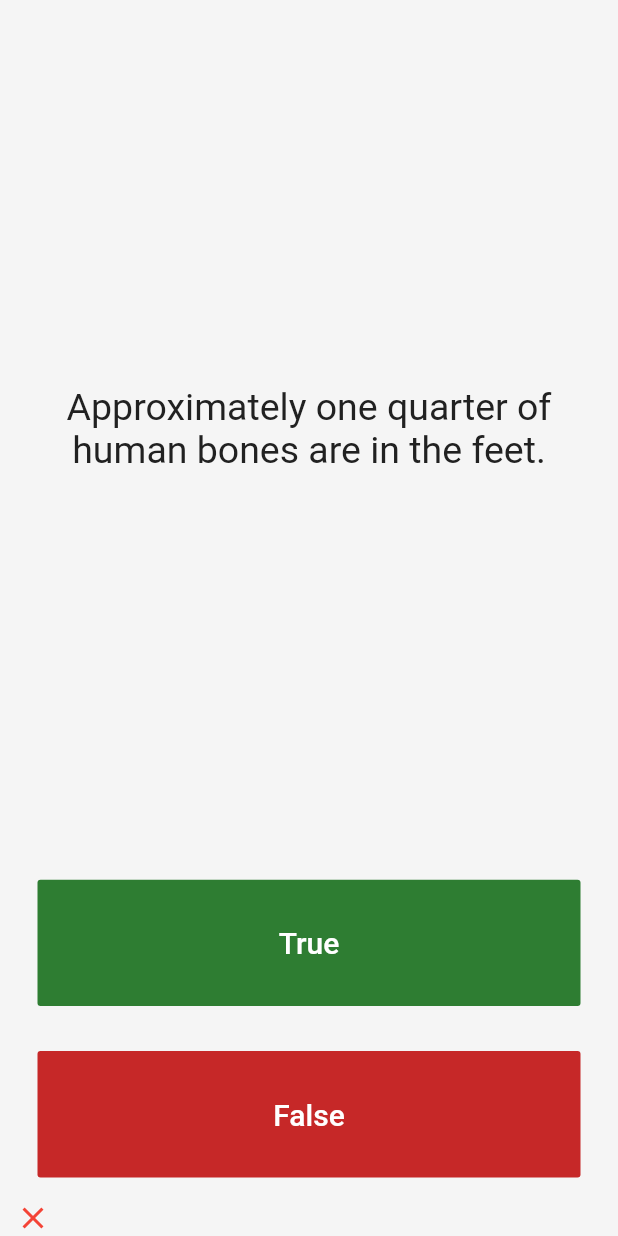
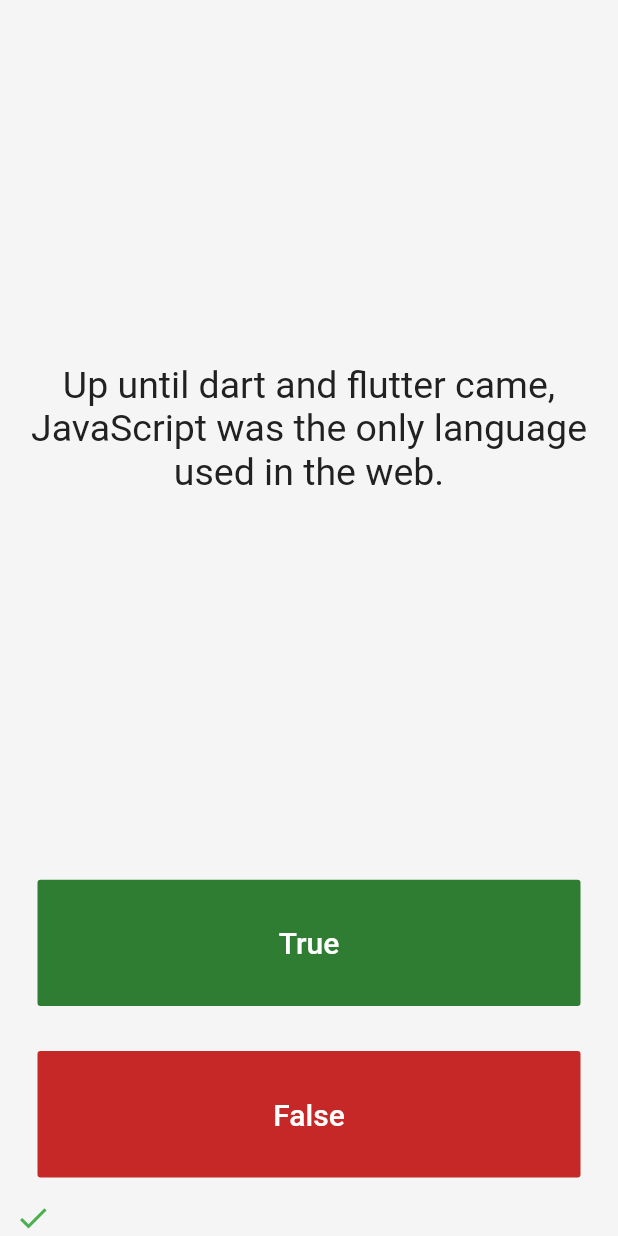
Before and after one commit to analubarreto/Quizzler, a Flutter app: the screen it shows after launch, after a tap on "True", on a phone screen of 412 x 824 dp. Run offline on Flutter 3.47's test engine with Material 2 defaults, Android fonts, the phone set to English and light mode, and no system bars.

Commit message:
created question object and added more questions

```diff
--- a/lib/main.dart
+++ b/lib/main.dart
@@ -1,4 +1,5 @@
 import 'package:flutter/material.dart';
+import 'question.dart';
 
 void main() {
   runApp(Quizzler());
@@ -29,19 +30,20 @@ class QuizPage extends StatefulWidget {
 }
 
 class _QuizPageState extends State<QuizPage> {
+  // Widgets
   Widget trueIcon = Icon(Icons.check, color: Colors.green);
   Widget falseIcon = Icon(Icons.close, color: Colors.red);
+
+  // Question list
   List<Widget> scoreKeeper = [];
-  List<String> questions = [
-    'You can lead a cow down stairs but not up stairs.',
-    'Approximately one quarter of human bones are in the feet.',
-    'A slug\'s blood is green.',
+  List<Question> questionBank = [
+     Question(q: 'JavaScript was invented in 1997.', a: true, wT: 'Actually JavaScript was created in 1997 by Brendan Eich'),
+     Question(q: 'Up until dart and flutter came, JavaScript was the only language used in the web.', a: false, wT: 'Actually no, there were languages like php, java, and python that can also be used in the web'),
+     Question(q: 'Flutter was created by facebook.', a: false, wT: 'Nope. Flutter is a framework created by Google.'),
+     Question(q: 'Programming languagues are incomprehesible by computers', a: true, wT: 'That one is actually true, computers only understand zeros and ones. All programming languanges are "translated" to binary code.'),
+     Question(q: 'The first ever programming language invented was C.', a: true, wT: 'Nope, it\'s onyl one of the most famous ones, the first programming language was created in 1949 and was named Plankalkül')
   ];
-  List<bool> answers = [
-    false,
-    true,
-    true
-  ];
+
   int questionNumber = 0;
 
   @override
@@ -56,7 +58,7 @@ class _QuizPageState extends State<QuizPage> {
             padding: EdgeInsets.all(10.0),
             child: Center(
               child: Text(
-                questions[questionNumber],
+                questionBank[questionNumber].questionText,
                 textAlign: TextAlign.center,
                 style: TextStyle(
                   fontSize: 25.0,
@@ -81,7 +83,7 @@ class _QuizPageState extends State<QuizPage> {
               ),
               onPressed: () {
                 setState(() {
-                  bool correctAnswer = answers[questionNumber];
+                  bool correctAnswer = questionBank[questionNumber].questionAnswer;
                   if (correctAnswer == true) {
                     print('Yup');
                     scoreKeeper.add(
@@ -113,7 +115,7 @@ class _QuizPageState extends State<QuizPage> {
               ),
               onPressed: () {
                 setState(() {
-                  bool correctAnswer = answers[questionNumber];
+                  bool correctAnswer = questionBank[questionNumber].questionAnswer;
                   if (correctAnswer == false) {
                     print('Yup');
                     scoreKeeper.add(
--- /dev/null
+++ b/lib/question.dart
@@ -0,0 +1,11 @@
+class Question {
+  String questionText;
+  String wrongAnswerText;
+  bool questionAnswer;
+
+  Question({ String q, String wT, bool a }) {
+    questionText = q;
+    wrongAnswerText = wT;
+    questionAnswer = a;
+  }
+}
```
